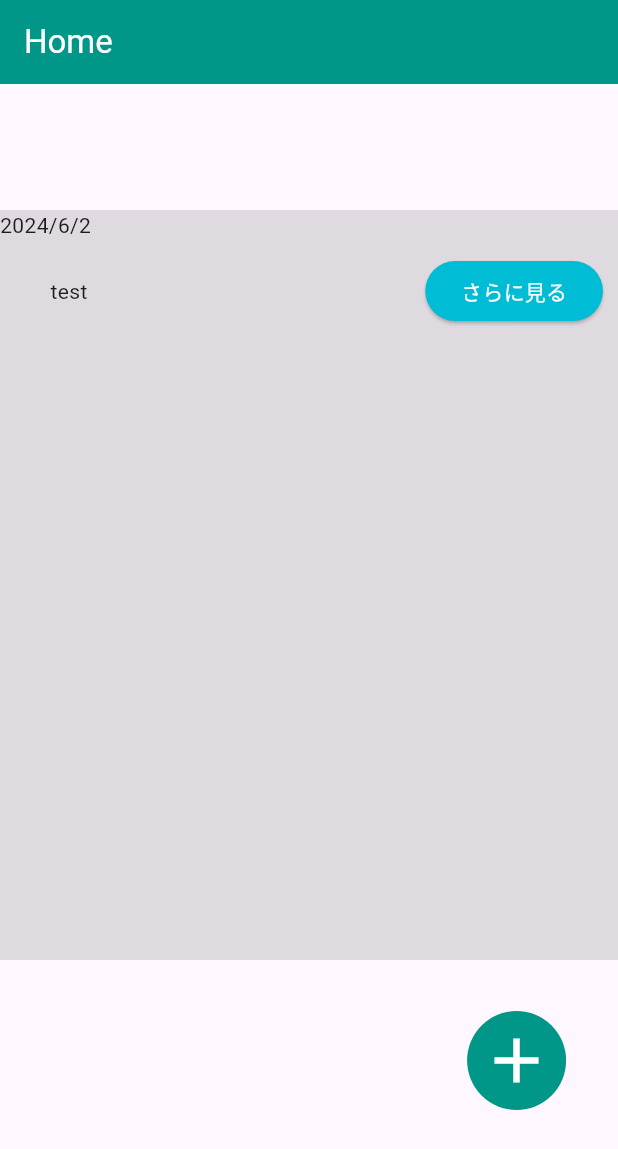
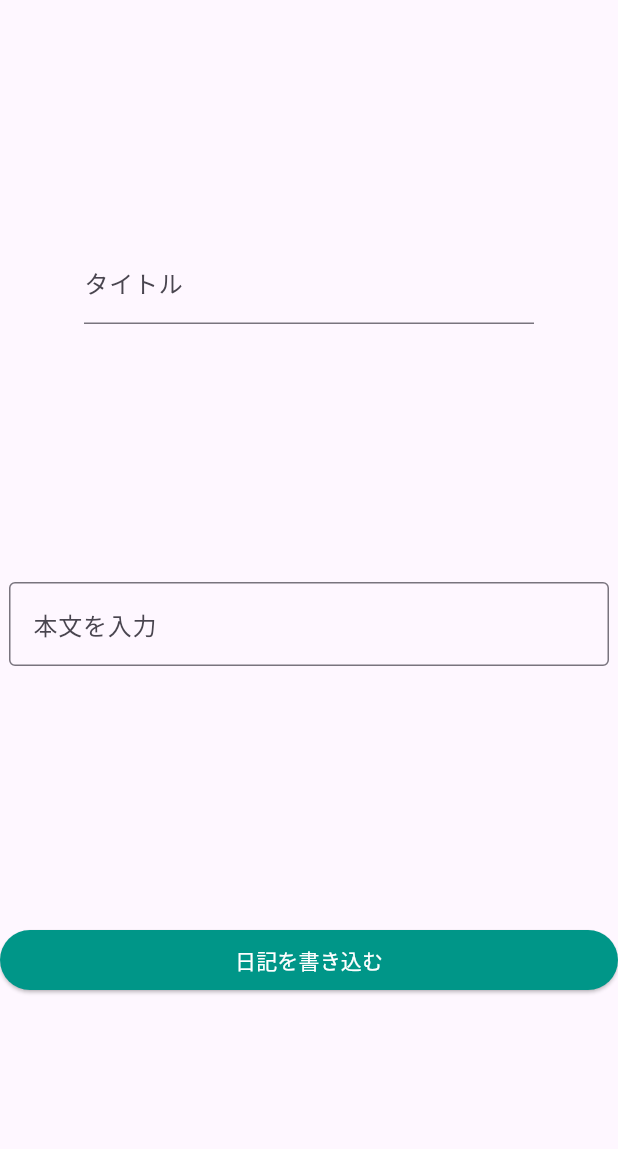
Before and after one commit to penguin104/diary, a Flutter app: the screen it shows after launch, on a phone screen of 412 x 824 dp. Shown: the top 1149 px of the screen. Run offline on Flutter 3.47's test engine with Material 3 defaults, Android fonts, the phone set to English and light mode, and no system bars.

Commit message:
createed newDiary.dart maked newDiary.dart view 本文の高さ要調整

```diff
--- a/lib/home.dart
+++ b/lib/home.dart
@@ -127,7 +127,8 @@ class homeView extends StatelessWidget {
         title: Text(
           "Home",
           style: TextStyle(
-            color: Colors.white,
+            color: Colors.white
+            ,
           ),
         ),
       ),
--- a/lib/main.dart
+++ b/lib/main.dart
@@ -1,6 +1,7 @@
 import 'package:flutter/material.dart';
 import 'firstView.dart';
 import 'home.dart';
+import 'newDiary.dart';
 
 
 
@@ -8,9 +9,10 @@ import 'home.dart';
 void main() {
   final firstView = firstViewWidget();
   final homeViewWidget = homeView();
+  final newDiaryWidget = newDiary();
   final a = MaterialApp(
     home: Scaffold(
-      body: homeViewWidget,
+      body: newDiaryWidget,
     ),
   );
   runApp(a);
--- /dev/null
+++ b/lib/newDiary.dart
@@ -0,0 +1,79 @@
+import 'package:flutter/material.dart';
+import 'home.dart';
+
+
+
+class newDiary extends StatelessWidget {
+  const newDiary({super.key});
+
+  @override
+  Widget build(BuildContext context) {
+
+    final titleController = TextEditingController();
+    final titleText = TextField(
+      controller: titleController,
+      decoration: InputDecoration(
+        border: UnderlineInputBorder(),
+        labelText: "タイトル",
+      ),
+    );
+
+    final conTitle = Container(
+      alignment: Alignment.center,
+      width: 300,
+      child: titleText,
+    );
+
+    final textMain =TextEditingController();
+    final mainDiary = TextField(
+      controller: textMain,
+      decoration: InputDecoration(
+        border: OutlineInputBorder(),
+        labelText: "本文を入力",
+      ),
+    );
+    final conMain = Container(
+      width: 400,
+      height: 400,
+      child: mainDiary,
+      alignment: Alignment.center,
+    );
+
+    void upLoad(){
+      debugPrint("upload");
+    }
+    final newDiaryUp = ElevatedButton(
+        onPressed: upLoad,
+        style: ElevatedButton.styleFrom(
+          backgroundColor: Colors.teal,
+        ),
+        child: Text(
+          "日記を書き込む",
+          style: TextStyle(
+            color: Colors.white,
+          ),
+        )
+    );
+
+    final conButtonNew = Container(
+      width: 500,
+      child: newDiaryUp,
+    );
+
+    final col = Column(
+      children: [
+        conTitle,
+        conMain,
+        conButtonNew
+      ],
+      mainAxisAlignment: MainAxisAlignment.center,
+    );
+    final conNewDiaryView = Container(
+      width: 500,
+      child:col,
+    );
+
+    return conNewDiaryView;
+  }
+}
+// 本文のところの大きさなんとか白
```
Also changed, not shown: 1 other file.
